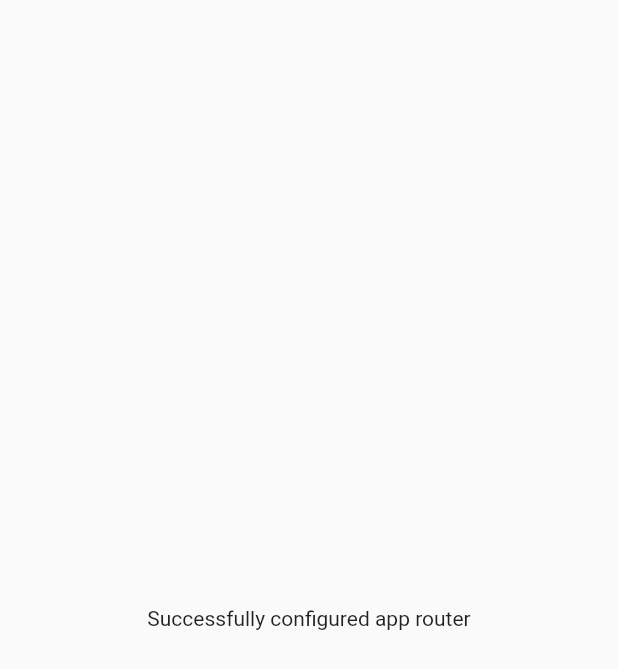
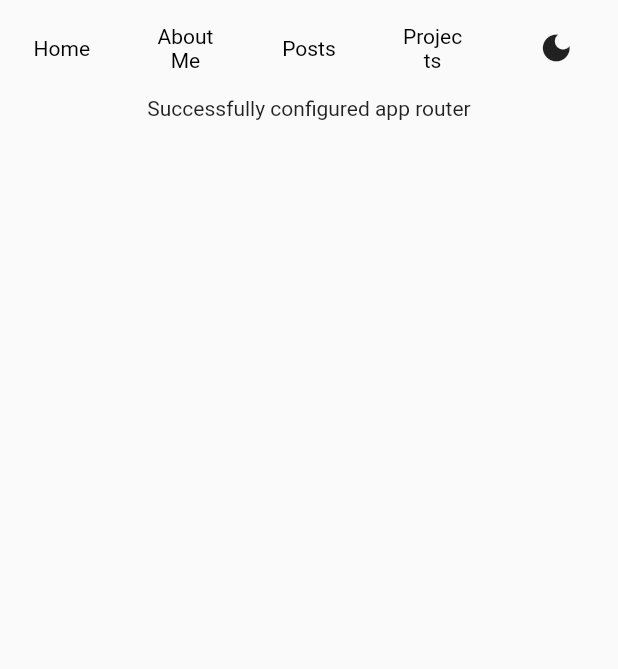
Before and after one commit to Iaashish13/Iaashish13.github.io, a Flutter app: the screen it shows after launch, on a phone screen of 412 x 824 dp. Shown: the top 669 px of the screen. Run offline on Flutter 3.47's test engine with Material 2 defaults, Android fonts, the phone set to English and light mode, and no system bars; our stand-ins replace auto_route.

Commit message:
made responsive

```diff
--- /dev/null
+++ b/lib/constants/constants.dart
@@ -0,0 +1,8 @@
+// title constants
+
+const titles = [
+  'Home',
+  'About Me',
+  'Posts',
+  'Projects',
+];
--- /dev/null
+++ b/lib/responsive_widgets/title_widget.dart
@@ -0,0 +1,35 @@
+import 'package:flutter/material.dart';
+import 'package:my_website/constants/constants.dart';
+
+class TitleWidget extends StatelessWidget {
+  const TitleWidget({Key? key}) : super(key: key);
+
+  @override
+  Widget build(BuildContext context) {
+    return Row(
+      mainAxisAlignment: MainAxisAlignment.end,
+      children: titles
+          .map((e) => Expanded(
+                child: Container(
+                    padding:
+                        const EdgeInsets.symmetric(horizontal: 10, vertical: 8),
+                    margin:
+                        const EdgeInsets.symmetric(horizontal: 10, vertical: 8),
+                    decoration: BoxDecoration(
+                        borderRadius: BorderRadius.circular(
+                          20,
+                        ),
+                        color: Colors.transparent),
+                    child: Text(
+                      e,
+                      textAlign: TextAlign.center,
+                      style: const TextStyle(color: Colors.black),
+                    )),
+              ))
+          .toList()
+        ..add(Expanded(
+            child: IconButton(
+                onPressed: () {}, icon: const Icon(Icons.dark_mode)))),
+    );
+  }
+}
--- a/lib/screens/home_page.dart
+++ b/lib/screens/home_page.dart
@@ -8,10 +8,14 @@ class Homepage extends StatelessWidget {
 
   @override
   Widget build(BuildContext context) {
-    return const Scaffold(
-      body: ResponsiveDevice(
-        desktopUI: SecondPage(),
-        mobileUi: LandingPage(),
+    return Scaffold(
+      body: Column(
+        children: const [
+          ResponsiveDevice(
+            desktopUI: SecondPage(),
+            mobileUi: LandingPage(),
+          ),
+        ],
       ),
     );
   }
--- a/lib/screens/landing_page.dart
+++ b/lib/screens/landing_page.dart
@@ -1,13 +1,24 @@
 import 'package:flutter/material.dart';
+import 'package:my_website/responsive_widgets/title_widget.dart';
 
-class LandingPage extends StatelessWidget {
+class LandingPage extends StatefulWidget {
   const LandingPage({Key? key}) : super(key: key);
 
   @override
+  State<LandingPage> createState() => _LandingPageState();
+}
+
+class _LandingPageState extends State<LandingPage> {
+  @override
   Widget build(BuildContext context) {
-    return const Scaffold(
-      body: Center(
-        child: Text('Successfully configured app router'),
+    return Scaffold(
+      body: Column(
+        children: const [
+          TitleWidget(),
+          Center(
+            child: Text('Successfully configured app router'),
+          ),
+        ],
       ),
     );
   }
--- a/lib/screens/second_page.dart
+++ b/lib/screens/second_page.dart
@@ -1,13 +1,19 @@
 import 'package:flutter/material.dart';
+import 'package:my_website/responsive_widgets/title_widget.dart';
 
 class SecondPage extends StatelessWidget {
   const SecondPage({Key? key}) : super(key: key);
 
   @override
   Widget build(BuildContext context) {
-    return const Scaffold(
-      body: Center(
-        child: Text('Responsive design'),
+    return Scaffold(
+      body: Column(
+        children: const [
+          TitleWidget(),
+          Center(
+            child: Text('Responsive design'),
+          ),
+        ],
       ),
     );
   }
--- a/lib/services/responsive/responsive_device.dart
+++ b/lib/services/responsive/responsive_device.dart
@@ -4,24 +4,30 @@ import 'package:flutter/material.dart';
 // render UI as parameters.
 
 class ResponsiveDevice extends StatelessWidget {
-  final Widget mobileUi;
-  final Widget desktopUI;
-  final bool? bothareSame;
+  final Widget? mobileUi;
+  final Widget? desktopUI;
+  final bool bothareSame;
+  final Widget? sameWidget;
   const ResponsiveDevice(
       {Key? key,
       required this.mobileUi,
       required this.desktopUI,
-      this.bothareSame})
+      this.sameWidget,
+      this.bothareSame = false})
       : super(key: key);
 
   @override
   Widget build(BuildContext context) {
-    return LayoutBuilder(builder: (context, constraints) {
-      if (constraints.maxWidth < 600) {
-        return mobileUi;
-      } else {
-        return desktopUI;
-      }
-    });
+    return bothareSame == false
+        ? Expanded(
+            child: LayoutBuilder(builder: (context, constraints) {
+              if (constraints.maxWidth < 600) {
+                return mobileUi!;
+              } else {
+                return desktopUI!;
+              }
+            }),
+          )
+        : sameWidget!;
   }
 }
```
